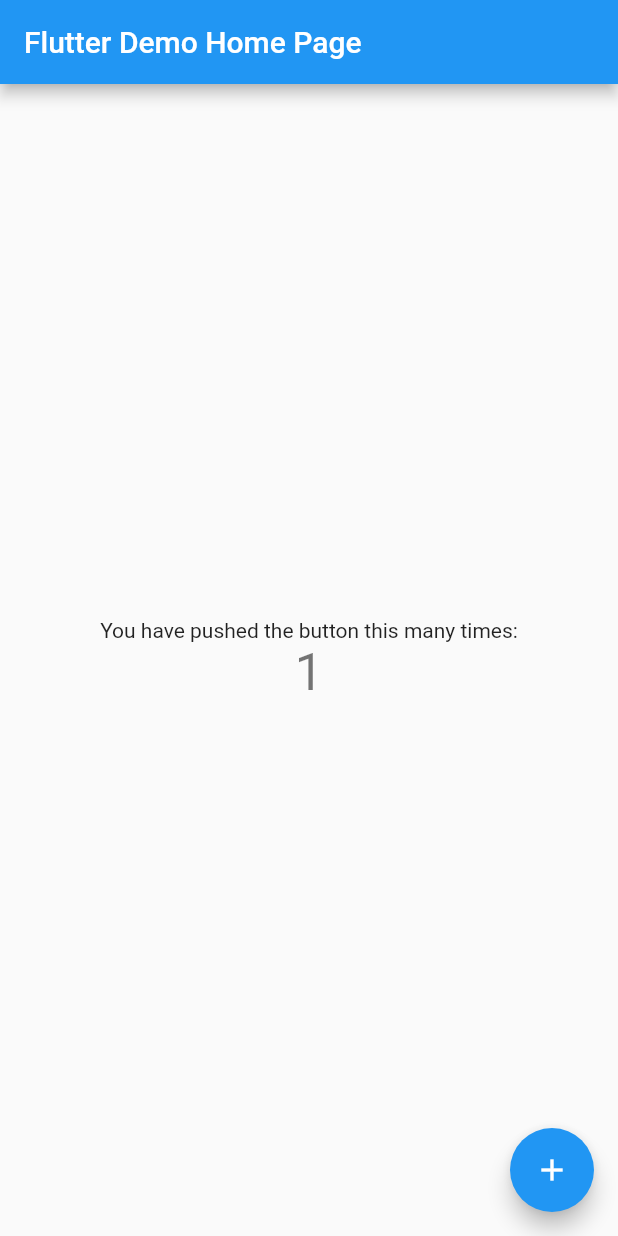
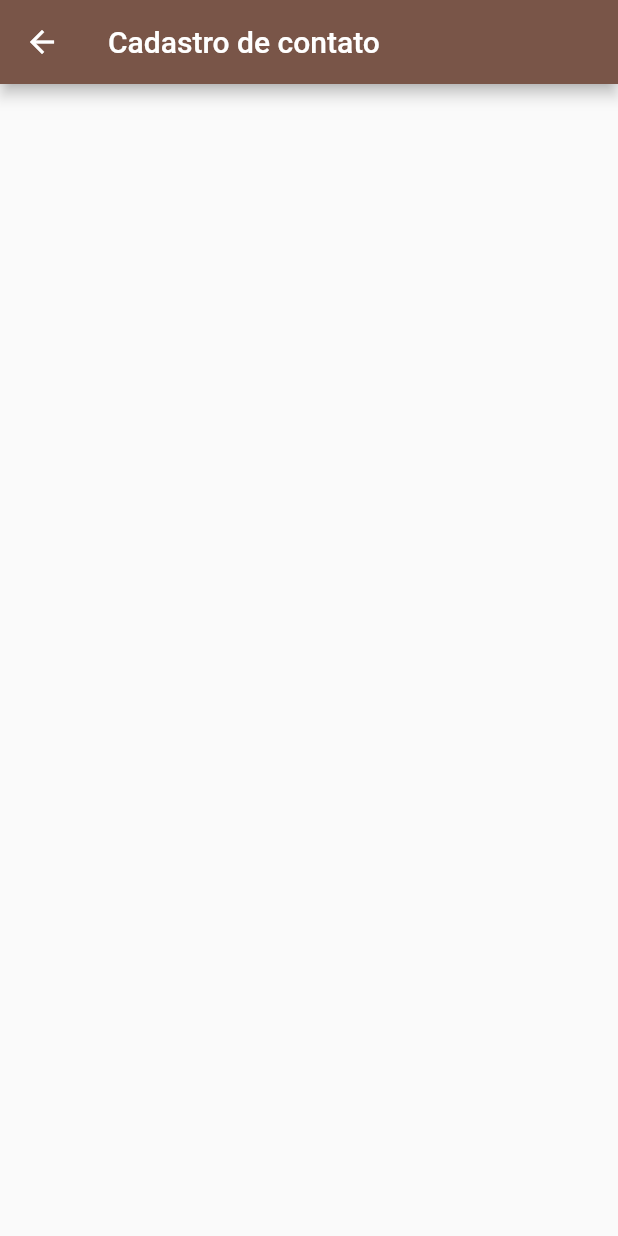
Before and after one commit to valterleaooliveiraifpr2018/projetoFlutter, a Flutter app: the screen it shows after launch, after a tap on the "add" icon, on a phone screen of 412 x 824 dp. Run offline on Flutter 3.47's test engine with Material 2 defaults, Android fonts, the light colour scheme and no system bars; network calls fail.

Commit message:
up programa

```diff
--- /dev/null
+++ b/projetoflutter/lib/app/my_app.dart
@@ -0,0 +1,21 @@
+import 'package:flutter/material.dart';
+import 'package:projetoflutter/app/view/contact_form.dart';
+import 'package:projetoflutter/app/view/contact_list.dart';
+
+class MyApp extends StatelessWidget {
+  static const HOME = '/';
+  static const CONTACT_FORM = 'contact_form';
+  @override
+  Widget build(BuildContext context) {
+    return MaterialApp(
+      title: 'Fluter Demo',
+      theme: ThemeData(
+        primarySwatch: Colors.brown,
+      ),
+      routes: {
+        HOME: (context) => ContactList(),
+        CONTACT_FORM: (context) => Contact_Form(),
+      },
+    );
+  }
+}
--- /dev/null
+++ b/projetoflutter/lib/app/view/contact_form.dart
@@ -0,0 +1,12 @@
+import 'package:flutter/material.dart';
+
+class Contact_Form extends StatelessWidget {
+  @override
+  Widget build(BuildContext context) {
+    return Scaffold(
+      appBar: AppBar(
+        title: Text('Cadastro de contato'),
+      ),
+    );
+  }
+}
--- /dev/null
+++ b/projetoflutter/lib/app/view/contact_list.dart
@@ -0,0 +1,65 @@
+import 'package:flutter/material.dart';
+
+import '../my_app.dart';
+
+class ContactList extends StatelessWidget {
+  final lista = [
+    {
+      'nome': 'Carlos',
+      'telefone': '(44)3422-3275',
+      'url_avatar':
+          'https://cdn.pixabay.com/photo/2018/08/28/12/41/avatar-3637425_1280.png'
+    },
+    {
+      'nome': 'Anderson',
+      'telefone': '(11)9652-5454',
+      'url_avatar':
+          'https://cdn.pixabay.com/photo/2018/08/28/13/29/avatar-3637561_1280.png'
+    },
+    {
+      'nome': 'Maria',
+      'telefone': '(44)226-6584',
+      'url_avatar':
+          'https://cdn.pixabay.com/photo/2021/03/12/08/01/child-6089047_1280.png'
+    },
+  ];
+
+  @override
+  Widget build(BuildContext context) {
+    return Scaffold(
+      appBar: AppBar(
+        title: Text('Lista de contatos'),
+        actions: [
+          IconButton(
+              onPressed: () {
+                Navigator.of(context).pushNamed(MyApp.CONTACT_FORM);
+              },
+              icon: Icon(Icons.add)),
+        ],
+      ),
+      body: ListView.builder(
+        itemCount: lista.length,
+        itemBuilder: (context, i) {
+          var contato = lista[i];
+          var avatar = CircleAvatar(
+            backgroundImage: NetworkImage(contato['url_avatar']),
+          );
+          return ListTile(
+            leading: avatar,
+            title: Text(contato['nome']),
+            subtitle: Text(contato['telefone']),
+            trailing: Container(
+              width: 100,
+              child: Row(
+                children: [
+                  IconButton(onPressed: null, icon: Icon(Icons.edit)),
+                  IconButton(onPressed: null, icon: Icon(Icons.delete)),
+                ],
+              ),
+            ),
+          );
+        },
+      ),
+    );
+  }
+}
--- a/projetoflutter/lib/main.dart
+++ b/projetoflutter/lib/main.dart
@@ -1,113 +1,6 @@
 import 'package:flutter/material.dart';
+import 'app/my_app.dart';
 
 void main() {
   runApp(MyApp());
 }
-
-class MyApp extends StatelessWidget {
-  // This widget is the root of your application.
-  @override
-  Widget build(BuildContext context) {
-    return MaterialApp(
-      title: 'Flutter Demo',
-      theme: ThemeData(
-        // This is the theme of your application.
-        //
-        // Try running your application with "flutter run". You'll see the
-        // application has a blue toolbar. Then, without quitting the app, try
-        // changing the primarySwatch below to Colors.green and then invoke
-        // "hot reload" (press "r" in the console where you ran "flutter run",
-        // or simply save your changes to "hot reload" in a Flutter IDE).
-        // Notice that the counter didn't reset back to zero; the application
-        // is not restarted.
-        primarySwatch: Colors.blue,
-      ),
-      home: MyHomePage(title: 'Flutter Demo Home Page'),
-    );
-  }
-}
-
-class MyHomePage extends StatefulWidget {
-  MyHomePage({Key key, this.title}) : super(key: key);
-
-  // This widget is the home page of your application. It is stateful, meaning
-  // that it has a State object (defined below) that contains fields that affect
-  // how it looks.
-
-  // This class is the configuration for the state. It holds the values (in this
-  // case the title) provided by the parent (in this case the App widget) and
-  // used by the build method of the State. Fields in a Widget subclass are
-  // always marked "final".
-
-  final String title;
-
-  @override
-  _MyHomePageState createState() => _MyHomePageState();
-}
-
-class _MyHomePageState extends State<MyHomePage> {
-  int _counter = 0;
-
-  void _incrementCounter() {
-    setState(() {
-      // This call to setState tells the Flutter framework that something has
-      // changed in this State, which causes it to rerun the build method below
-      // so that the display can reflect the updated values. If we changed
-      // _counter without calling setState(), then the build method would not be
-      // called again, and so nothing would appear to happen.
-      _counter++;
-    });
-  }
-
-  @override
-  Widget build(BuildContext context) {
-    // This method is rerun every time setState is called, for instance as done
-    // by the _incrementCounter method above.
-    //
-    // The Flutter framework has been optimized to make rerunning build methods
-    // fast, so that you can just rebuild anything that needs updating rather
-    // than having to individually change instances of widgets.
-    return Scaffold(
-      appBar: AppBar(
-        // Here we take the value from the MyHomePage object that was created by
-        // the App.build method, and use it to set our appbar title.
-        title: Text(widget.title),
-      ),
-      body: Center(
-        // Center is a layout widget. It takes a single child and positions it
-        // in the middle of the parent.
-        child: Column(
-          // Column is also a layout widget. It takes a list of children and
-          // arranges them vertically. By default, it sizes itself to fit its
-          // children horizontally, and tries to be as tall as its parent.
-          //
-          // Invoke "debug painting" (press "p" in the console, choose the
-          // "Toggle Debug Paint" action from the Flutter Inspector in Android
-          // Studio, or the "Toggle Debug Paint" command in Visual Studio Code)
-          // to see the wireframe for each widget.
-          //
-          // Column has various properties to control how it sizes itself and
-          // how it positions its children. Here we use mainAxisAlignment to
-          // center the children vertically; the main axis here is the vertical
-          // axis because Columns are vertical (the cross axis would be
-          // horizontal).
-          mainAxisAlignment: MainAxisAlignment.center,
-          children: <Widget>[
-            Text(
-              'You have pushed the button this many times:',
-            ),
-            Text(
-              '$_counter',
-              style: Theme.of(context).textTheme.headline4,
-            ),
-          ],
-        ),
-      ),
-      floatingActionButton: FloatingActionButton(
-        onPressed: _incrementCounter,
-        tooltip: 'Increment',
-        child: Icon(Icons.add),
-      ), // This trailing comma makes auto-formatting nicer for build methods.
-    );
-  }
-}
```
Also changed, not shown: 1 other file.
